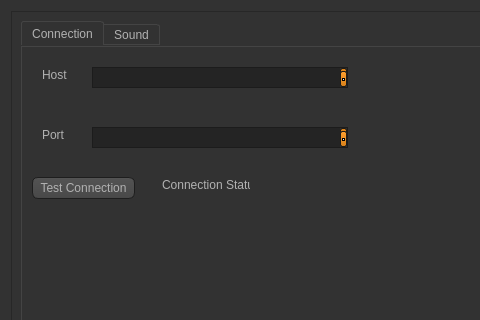
Above: haxball-client/settings.ui from MATF-RS20/RS004-haxball before the change; both pictures show x 0 to 480 and y 0 to 320 of the 664 by 433 pixel window. Below: the same form after it.
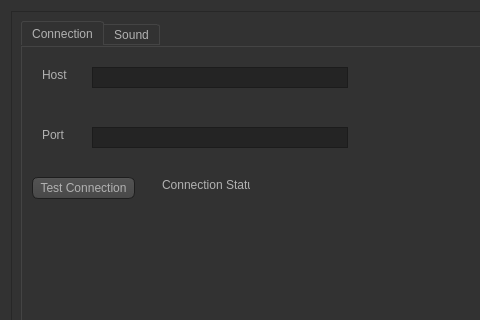
That is the form after the change. Icons and pictures are not drawn.

```diff
--- a/haxball-client/settings.ui
+++ b/haxball-client/settings.ui
@@ -547,6 +547,12 @@
           <property name="lineWidth">
            <number>1</number>
           </property>
+          <property name="verticalScrollBarPolicy">
+           <enum>Qt::ScrollBarAlwaysOff</enum>
+          </property>
+          <property name="horizontalScrollBarPolicy">
+           <enum>Qt::ScrollBarAlwaysOff</enum>
+          </property>
           <property name="lineWrapMode">
            <enum>QTextEdit::WidgetWidth</enum>
           </property>
@@ -566,6 +572,12 @@
             <verstretch>0</verstretch>
            </sizepolicy>
           </property>
+          <property name="verticalScrollBarPolicy">
+           <enum>Qt::ScrollBarAlwaysOff</enum>
+          </property>
+          <property name="horizontalScrollBarPolicy">
+           <enum>Qt::ScrollBarAlwaysOff</enum>
+          </property>
          </widget>
          <widget class="QLabel" name="hostLabel">
           <property name="geometry">
```
